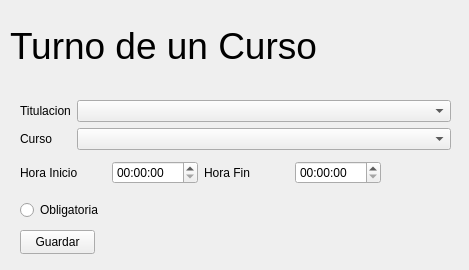
Old version of the form Aplicacion/interfaces/Ui/activityTurn.ui in the repository nestorgranado/URJC-TFG-Aplicacion-para-la-gestion-de-horarios-y-examenes-en-la-universidad.
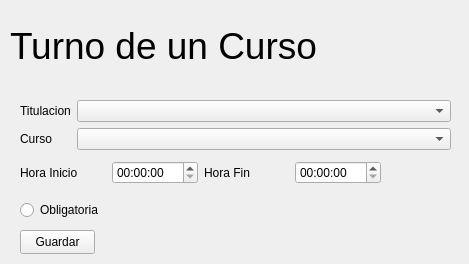
New version of the form.

What changed in the file:
```diff
--- a/Aplicacion/interfaces/Ui/activityTurn.ui
+++ b/Aplicacion/interfaces/Ui/activityTurn.ui
@@ -7,7 +7,7 @@
     <x>0</x>
     <y>0</y>
     <width>469</width>
-    <height>270</height>
+    <height>264</height>
    </rect>
   </property>
   <property name="windowTitle">
```
